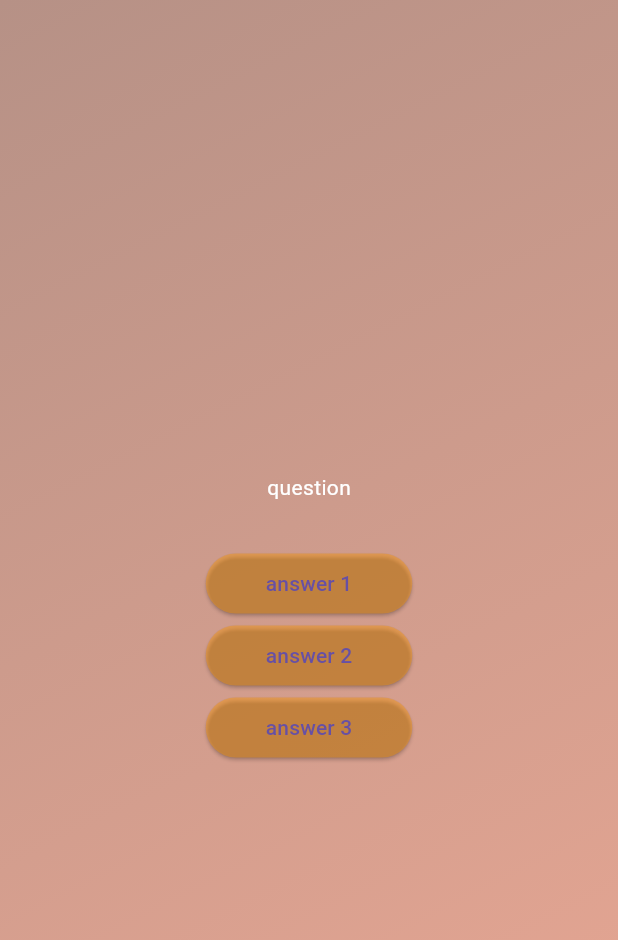
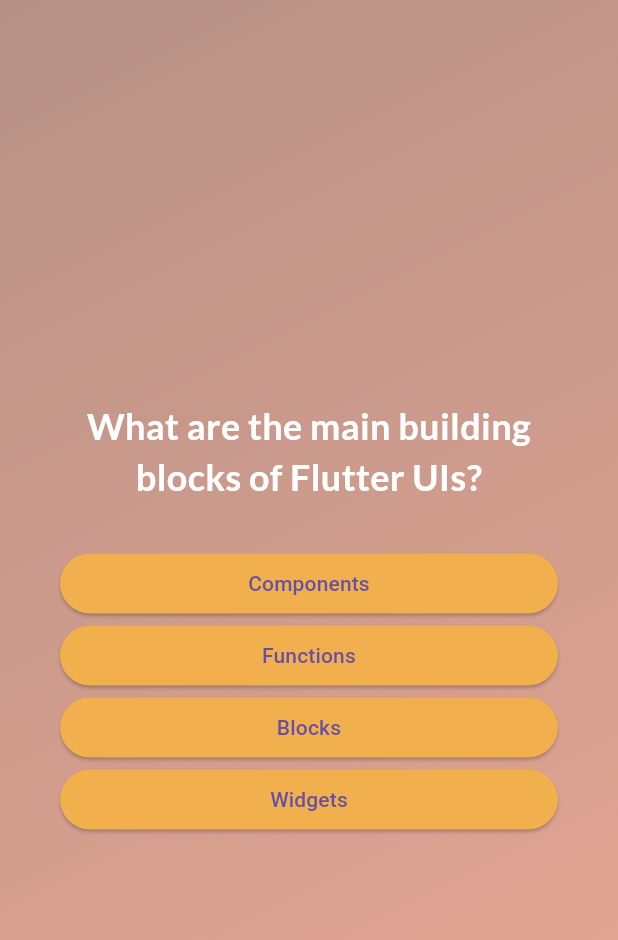
Before and after one commit to tinamikovic/Flutterquiz, a Flutter app: the screen it shows after launch, after a tap on "Start quiz", on a phone screen of 412 x 824 dp. Shown: the top 940 px of the screen. Run offline on Flutter 3.47's test engine with Material 3 defaults, Android fonts, the phone set to English and light mode, and no system bars; our stand-ins replace google_fonts.

Commit message:
commit message

```diff
--- a/lib/answer_button.dart
+++ b/lib/answer_button.dart
@@ -13,15 +13,18 @@ class AnswerButton extends StatelessWidget {
       style: ElevatedButton.styleFrom(
         padding: const EdgeInsets.symmetric(
           vertical: 10,
-          horizontal: 40,
+          horizontal: 60,
         ),
-        backgroundColor: const Color.fromARGB(101, 255, 153, 0),
+        backgroundColor: const Color.fromARGB(255, 241, 176, 77),
         disabledForegroundColor: Colors.white,
         shape: RoundedRectangleBorder(
-          borderRadius: BorderRadius.circular(40),
+          borderRadius: BorderRadius.circular(50),
         ),
       ),
-      child: Text(answerText),
+      child: Text(
+        answerText,
+        textAlign: TextAlign.center,
+      ),
     );
   }
 }
--- a/lib/models/quiz_question.dart
+++ b/lib/models/quiz_question.dart
@@ -3,4 +3,9 @@ class QuizQuestion {
 
   final String text;
   final List<String> answers;
+  List<String> getShuffledAnswers() {
+    final shuffledList = List.of(answers);
+    shuffledList.shuffle();
+    return shuffledList;
+  }
 }
--- a/lib/question.dart
+++ /dev/null
@@ -1,46 +0,0 @@
-import 'package:adv_basics/answer_button.dart';
-import 'package:flutter/material.dart';
-
-class QuestionsScreen extends StatefulWidget {
-  const QuestionsScreen({super.key});
-
-  @override
-  State<QuestionsScreen> createState() {
-    return _QuestionsScreenState();
-  }
-}
-
-class _QuestionsScreenState extends State<QuestionsScreen> {
-  @override
-  Widget build(context) {
-    return SizedBox(
-      width: double.infinity,
-      child: Column(
-        mainAxisAlignment: MainAxisAlignment.center,
-        children: [
-          const Text(
-            "question",
-            style: TextStyle(
-              color: Colors.white,
-            ),
-          ),
-          const SizedBox(
-            height: 30,
-          ),
-          AnswerButton(
-            answerText: "answer 1",
-            onTap: () {},
-          ),
-          AnswerButton(
-            answerText: "answer 2",
-            onTap: () {},
-          ),
-          AnswerButton(
-            answerText: "answer 3",
-            onTap: () {},
-          ),
-        ],
-      ),
-    );
-  }
-}
--- /dev/null
+++ b/lib/questions.dart
@@ -0,0 +1,67 @@
+import 'package:adv_basics/answer_button.dart';
+import 'package:flutter/material.dart';
+import 'package:adv_basics/data /questions_forquiz.dart';
+import 'package:google_fonts/google_fonts.dart';
+
+class QuestionsScreen extends StatefulWidget {
+  const QuestionsScreen({
+    super.key,
+    required this.onSelectAnswer,
+  });
+
+  final void Function(String answer) onSelectAnswer;
+
+  @override
+  State<QuestionsScreen> createState() {
+    return _QuestionsScreenState();
+  }
+}
+
+class _QuestionsScreenState extends State<QuestionsScreen> {
+  var currentQuestionIndex = 0;
+  void answerQuestion(String selectedAnswer) {
+    widget.onSelectAnswer(selectedAnswer);
+    // currentQuestionIndex = currentQuestionIndex + 1;
+    setState(() {
+      currentQuestionIndex += 1;
+    });
+  }
+
+  @override
+  Widget build(context) {
+    final currentQuestion = questions[currentQuestionIndex];
+
+    return SizedBox(
+      width: double.infinity,
+      child: Container(
+        margin: const EdgeInsets.all(40),
+        child: Column(
+          mainAxisAlignment: MainAxisAlignment.center,
+          crossAxisAlignment: CrossAxisAlignment.stretch,
+          children: [
+            Text(
+              currentQuestion.text,
+              style: GoogleFonts.lato(
+                color: Colors.white,
+                fontSize: 24,
+                fontWeight: FontWeight.bold,
+              ),
+              textAlign: TextAlign.center,
+            ),
+            const SizedBox(
+              height: 30,
+            ),
+            ...currentQuestion.getShuffledAnswers().map((answer) {
+              return AnswerButton(
+                answerText: answer,
+                onTap: () {
+                  answerQuestion(answer);
+                },
+              );
+            })
+          ],
+        ),
+      ),
+    );
+  }
+}
--- a/lib/quiz.dart
+++ b/lib/quiz.dart
@@ -1,4 +1,5 @@
-import 'package:adv_basics/question.dart';
+import 'package:adv_basics/data%20/questions_forquiz.dart';
+import 'package:adv_basics/questions.dart';
 import 'package:flutter/material.dart';
 import 'package:adv_basics/start_screen.dart';
 
@@ -11,19 +12,32 @@ class Quiz extends StatefulWidget {
 }
 
 class _QuizState extends State<Quiz> {
+  List<String> selectedAnswers = [];
   var activeScreen = "start-screen";
 
   void switchScreen() {
     setState(() {
-      activeScreen = "question-screen";
+      selectedAnswers = [];
+      activeScreen = "questions-screen";
     });
+  }
+
+  void chooseAnswer(String answer) {
+    selectedAnswers.add(answer);
+    if (selectedAnswers.length == questions.length) {
+      setState(() {
+        activeScreen = "start-screen";
+      });
+    }
   }
 
   @override
   Widget build(BuildContext context) {
     Widget screenWidget = StartScreen(switchScreen);
-    if (activeScreen == "question-screen") {
-      screenWidget = const QuestionsScreen();
+    if (activeScreen == "questions-screen") {
+      screenWidget = QuestionsScreen(
+        onSelectAnswer: chooseAnswer,
+      );
     }
 
     return MaterialApp(
--- a/pubspec.yaml
+++ b/pubspec.yaml
@@ -35,6 +35,7 @@ dependencies:
   # The following adds the Cupertino Icons font to your application.
   # Use with the CupertinoIcons class for iOS style icons.
   cupertino_icons: ^1.0.6
+  google_fonts: ^6.2.1
 
 dev_dependencies:
   flutter_test:
```
Also changed, not shown: lib/results_screen.dart (added, +30 -0 lines), lib/data /questions_forquiz.dart (renamed from lib/data /questions.dart), pubspec.lock, 1 other file.
